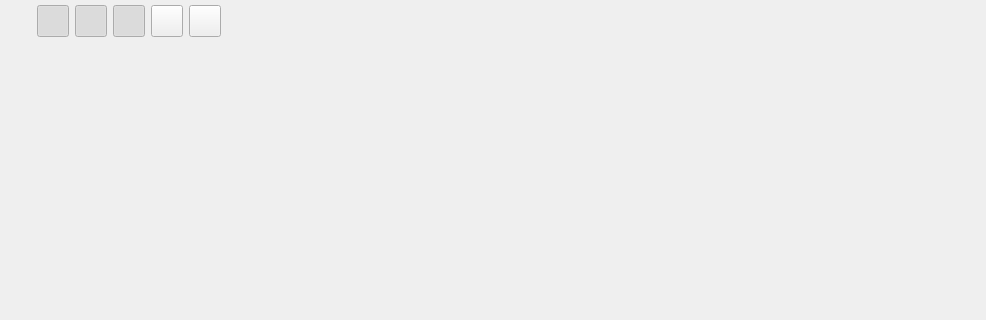
The window that src/noggit/ui/MapViewOverlay.ui (Marlamin/noggit-red) describes before a commit, drawn with Qt 5; both pictures show x 0 to 986 and y 0 to 320 of the 986 by 713 pixel window.
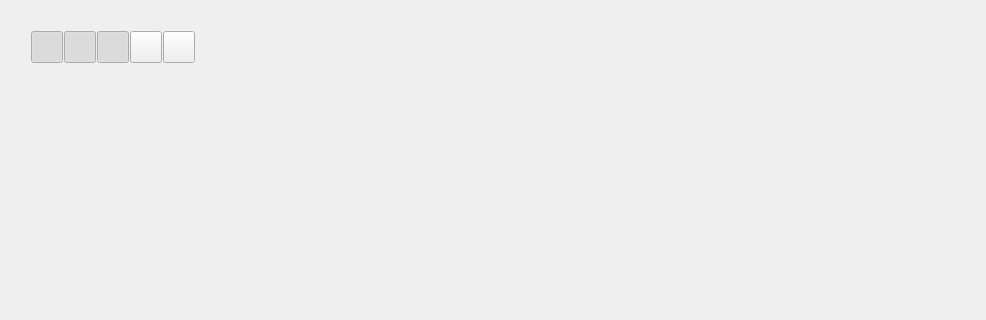
The same window after the commit.

The edit to the form file:
```diff
--- a/src/noggit/ui/MapViewOverlay.ui
+++ b/src/noggit/ui/MapViewOverlay.ui
@@ -59,7 +59,45 @@
        <item>
         <widget class="QWidget" name="upperToolbarHolder" native="true"/>
        </item>
-       <item alignment="Qt::AlignTop">
+       <item>
+        <spacer name="horizontalSpacer_4">
+         <property name="orientation">
+          <enum>Qt::Horizontal</enum>
+         </property>
+         <property name="sizeHint" stdset="0">
+          <size>
+           <width>40</width>
+           <height>20</height>
+          </size>
+         </property>
+        </spacer>
+       </item>
+      </layout>
+     </item>
+     <item>
+      <layout class="QHBoxLayout" name="horizontalLayout_2">
+       <property name="spacing">
+        <number>6</number>
+       </property>
+       <item>
+        <widget class="QWidget" name="gizmoBar" native="true">
+         <layout class="QHBoxLayout" name="horizontalLayout_11">
+          <property name="spacing">
+           <number>1</number>
+          </property>
+          <property name="leftMargin">
+           <number>0</number>
+          </property>
+          <property name="topMargin">
+           <number>0</number>
+          </property>
+          <property name="rightMargin">
+           <number>0</number>
+          </property>
+          <property name="bottomMargin">
+           <number>0</number>
+          </property>
+          <item>
         <widget class="QPushButton" name="gizmoVisibleButton">
          <property name="sizePolicy">
           <sizepolicy hsizetype="Fixed" vsizetype="Fixed">
@@ -99,7 +137,7 @@
          </property>
         </widget>
        </item>
-       <item alignment="Qt::AlignTop">
+          <item>
         <widget class="QPushButton" name="gizmoModeButton">
          <property name="sizePolicy">
           <sizepolicy hsizetype="Fixed" vsizetype="Fixed">
@@ -139,7 +177,7 @@
          </property>
         </widget>
        </item>
-       <item alignment="Qt::AlignTop">
+          <item>
         <widget class="QPushButton" name="gizmoTranslateButton">
          <property name="sizePolicy">
           <sizepolicy hsizetype="Fixed" vsizetype="Fixed">
@@ -177,12 +215,9 @@
          <property name="checked">
           <bool>true</bool>
          </property>
-         <attribute name="buttonGroup">
-          <string notr="true">buttonGroup</string>
-         </attribute>
-        </widget>
-       </item>
-       <item alignment="Qt::AlignTop">
+           </widget>
+          </item>
+          <item>
         <widget class="QPushButton" name="gizmoRotateButton">
          <property name="sizePolicy">
           <sizepolicy hsizetype="Fixed" vsizetype="Fixed">
@@ -220,12 +255,9 @@
          <property name="checked">
           <bool>false</bool>
          </property>
-         <attribute name="buttonGroup">
-          <string notr="true">buttonGroup</string>
-         </attribute>
-        </widget>
-       </item>
-       <item alignment="Qt::AlignTop">
+           </widget>
+          </item>
+          <item>
         <widget class="QPushButton" name="gizmoScaleButton">
          <property name="sizePolicy">
           <sizepolicy hsizetype="Fixed" vsizetype="Fixed">
@@ -260,40 +292,10 @@
          <property name="checkable">
           <bool>true</bool>
          </property>
-         <attribute name="buttonGroup">
-          <string notr="true">buttonGroup</string>
-         </attribute>
-        </widget>
-       </item>
-       <item>
-        <spacer name="horizontalSpacer_4">
-         <property name="orientation">
-          <enum>Qt::Horizontal</enum>
-         </property>
-         <property name="sizeHint" stdset="0">
-          <size>
-           <width>40</width>
-           <height>20</height>
-          </size>
-         </property>
-        </spacer>
-       </item>
-      </layout>
-     </item>
-     <item>
-      <layout class="QHBoxLayout" name="horizontalLayout_2">
-       <property name="spacing">
-        <number>6</number>
-       </property>
-       <item>
-        <layout class="QHBoxLayout" name="horizontalLayout_8">
-         <property name="spacing">
-          <number>6</number>
-         </property>
-         <property name="sizeConstraint">
-          <enum>QLayout::SetDefaultConstraint</enum>
-         </property>
-        </layout>
+           </widget>
+          </item>
+         </layout>
+        </widget>
        </item>
        <item>
         <spacer name="horizontalSpacer_3">
```
Lines whose indentation alone changed are shown as unchanged.
